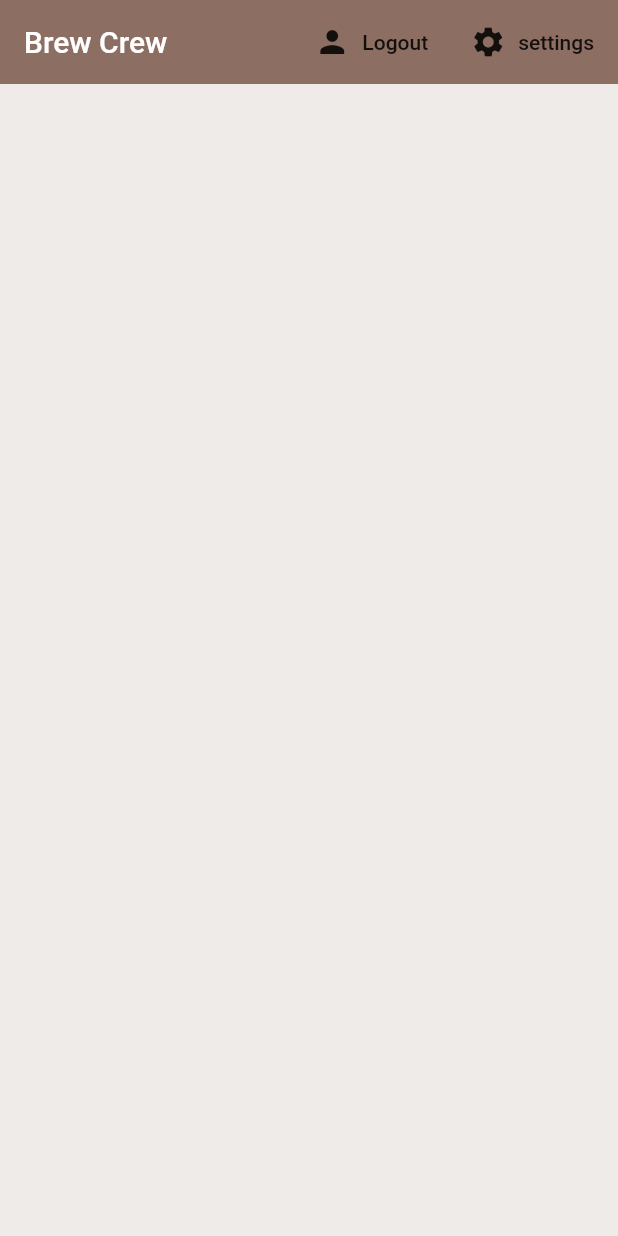
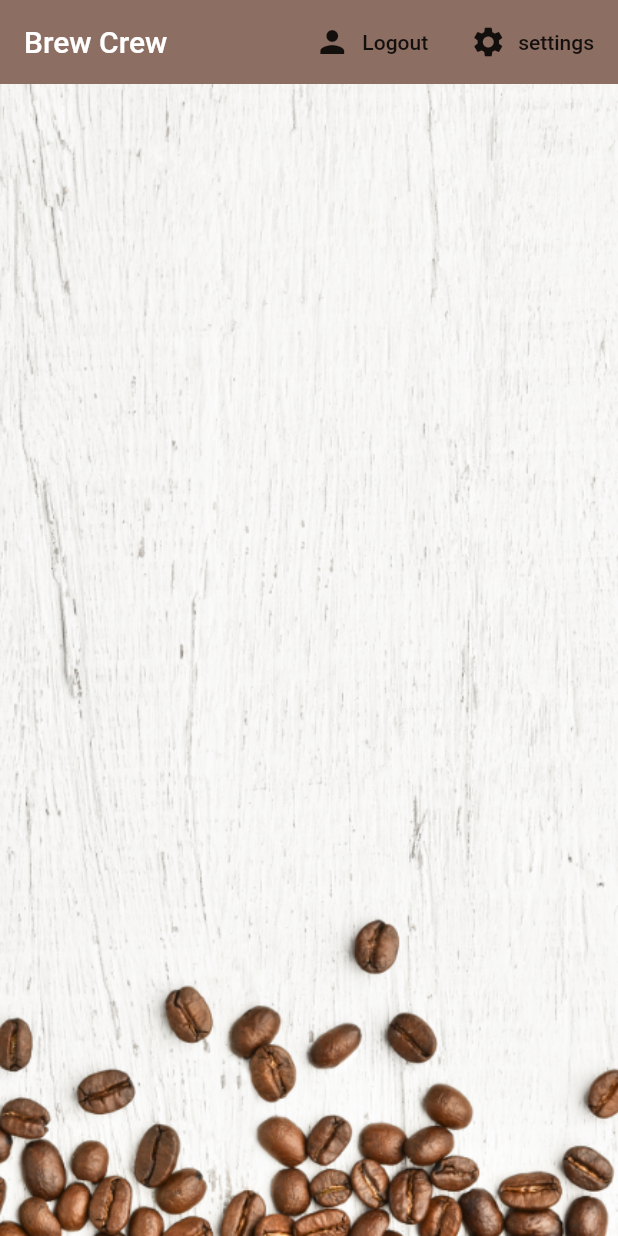
Before and after one commit to AbdulQader496/flutter_project_with_firebase, a Flutter app: the screen it shows once a user with an empty profile is signed in, on a phone screen of 412 x 824 dp. Run offline on Flutter 3.47's test engine with Material 2 defaults, Android fonts, the phone set to English and light mode, and no system bars; our stand-ins replace cloud_firestore, firebase_auth, flutter_spinkit; accounts and stored records are empty.

Commit message:
flutter with firebase

```diff
--- a/lib/main.dart
+++ b/lib/main.dart
@@ -14,6 +14,7 @@ class MyApp extends StatelessWidget {
       value: AuthService().user,
         child: MaterialApp(
         home: Wrapper(),
+          debugShowCheckedModeBanner: false,
       ),
 
     );
--- a/lib/screens/home/brew_list.dart
+++ b/lib/screens/home/brew_list.dart
@@ -12,7 +12,7 @@ class _BrewListState extends State<BrewList> {
   @override
   Widget build(BuildContext context) {
 
-    final brews = Provider.of<List<Brew>>(context);
+    final brews = Provider.of<List<Brew>>(context) ?? [];
    // print(brews.documents);
     brews.forEach((brew) {
       print(brew.name);
--- a/lib/screens/home/brew_tile.dart
+++ b/lib/screens/home/brew_tile.dart
@@ -16,7 +16,7 @@ class BrewTile extends StatelessWidget {
           leading: CircleAvatar(
             radius: 25.0,
             backgroundColor: Colors.brown[brew.strenght],
-
+            backgroundImage: AssetImage('assets/coffee_icon.png'),
           ),
           title: Text(brew.name),
           subtitle: Text('Takes ${brew.sugars} sugar(s)'),
--- a/lib/screens/home/home.dart
+++ b/lib/screens/home/home.dart
@@ -6,6 +6,7 @@ import 'package:flutter_project_with_firebase/services/auth.dart';
 import 'package:flutter_project_with_firebase/services/database.dart';
 import 'package:provider/provider.dart';
 import 'brew_list.dart';
+
 
 class Home extends StatelessWidget {
 
@@ -46,7 +47,18 @@ class Home extends StatelessWidget {
             )
           ],
         ),
-        body: BrewList(),
+        body: Container(
+            decoration: BoxDecoration(
+              image: DecorationImage(
+                image: AssetImage('assets/coffee_bg.png'),
+                fit: BoxFit.cover,
+              )
+            ),
+
+            child: BrewList()
+
+
+        ),
       ),
     );
   }
--- a/lib/services/auth.dart
+++ b/lib/services/auth.dart
@@ -54,7 +54,7 @@ class AuthService {
       FirebaseUser user = result.user;
 
       //creTE A new document for the user with the uid
-      await DatabaseService(uid: user.uid).updateUserData('Qader', '0', 100);
+      await DatabaseService(uid: user.uid).updateUserData('New user', '0', 100);
 
       return _userFromFirebaseUser(user);
     }catch(e){
--- a/pubspec.yaml
+++ b/pubspec.yaml
@@ -51,9 +51,8 @@ flutter:
   uses-material-design: true
 
   # To add assets to your application, add an assets section, like this:
-  # assets:
-  #   - images/a_dot_burr.jpeg
-  #   - images/a_dot_ham.jpeg
+  assets:
+    - assets/
 
   # An image asset can refer to one or more resolution-specific "variants", see
   # https://flutter.dev/assets-and-images/#resolution-aware.
```
Also changed, not shown: lib/screens/home/settings_form.dart (+35 -7 lines), lib/services/database.dart (+3 -4 lines), assets/coffee_bg.png (added), assets/coffee_icon.png (added).
